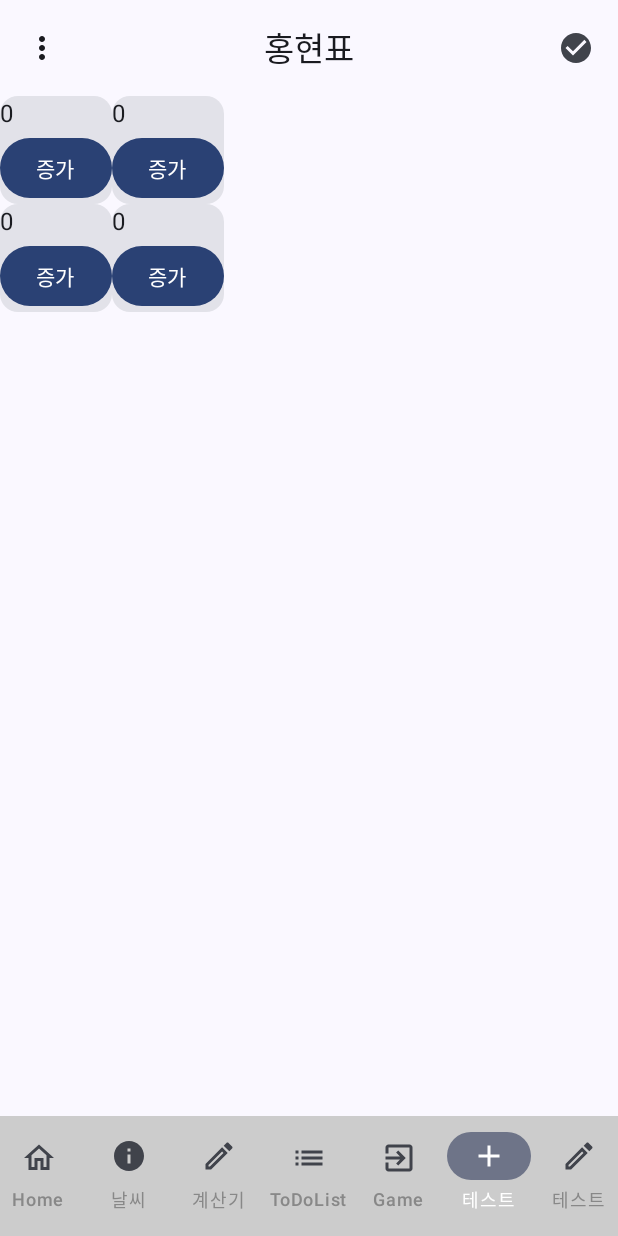
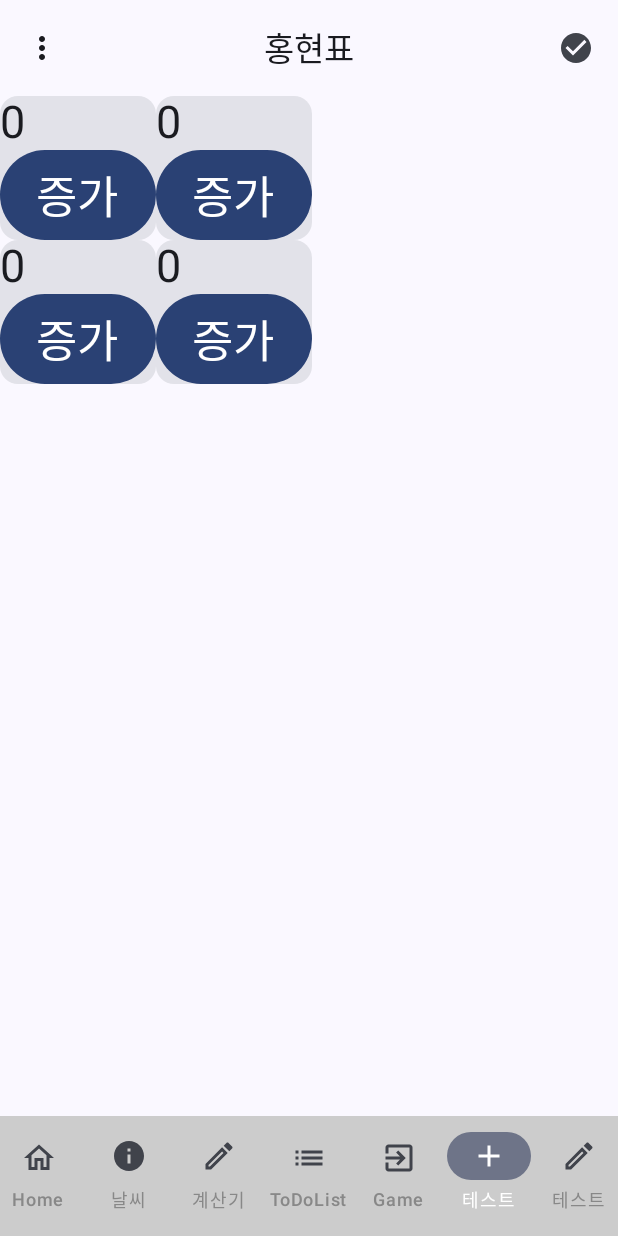
Before and after one commit to Hong-HyeonPyo/HongHP-android-test, an Android app built with Jetpack Compose: the TstScrn2 screen opened through its navigation route, on a phone screen of 412 x 824 dp. Run offline under Robolectric (Android 15) with nearby library versions, the light colour scheme and no system bars.

```diff
--- a/HongHP-jetpackcompose-test/app/src/main/java/honghp/android/compose/material3/TestHong.kt
+++ b/HongHP-jetpackcompose-test/app/src/main/java/honghp/android/compose/material3/TestHong.kt
@@ -33,11 +33,11 @@ import androidx.compose.ui.unit.sp
 fun TstScrnMinChild(idx: Int, funchn: () -> Unit) {
     Row {
         Card {
-            Text(text = "${idx}")
+            Text(text = "${idx}", fontSize = 30.sp)
             Button(onClick = {
                 funchn()
             }) {
-                Text(text = "증가")
+                Text(text = "증가", fontSize = 30.sp)
             }
         }
     }
@@ -47,11 +47,11 @@ fun TstScrnMinChild(idx: Int, funchn: () -> Unit) {
 fun TstScrnMinChild2(idx: Int, funchn: () -> Unit) {
     Row {
         Card {
-            Text(text = "${idx}")
+            Text(text = "${idx}", fontSize = 30.sp)
             Button(onClick = {
                 funchn()
             }) {
-                Text(text = "증가")
+                Text(text = "증가", fontSize = 30.sp)
             }
         }
     }
@@ -61,11 +61,11 @@ fun TstScrnMinChild2(idx: Int, funchn: () -> Unit) {
 fun TstScrnMinChild3(idx: Int, funchn: () -> Unit) {
     Row {
         Card {
-            Text(text = "${idx}")
+            Text(text = "${idx}", fontSize = 30.sp)
             Button(onClick = {
                 funchn()
             }) {
-                Text(text = "증가")
+                Text(text = "증가", fontSize = 30.sp)
             }
         }
     }
@@ -75,16 +75,15 @@ fun TstScrnMinChild3(idx: Int, funchn: () -> Unit) {
 fun TstScrnMinChild4(idx: Int, funchn: () -> Unit) {
     Row {
         Card {
-            Text(text = "${idx}")
+            Text(text = "${idx}", fontSize = 30.sp)
             Button(onClick = {
                 funchn()
             }) {
-                Text(text = "증가")
+                Text(text = "증가", fontSize = 30.sp)
             }
         }
     }
 }
-
 @Composable
 fun TstScrn2() {
     var indx by remember { mutableStateOf(0) }
@@ -92,17 +91,14 @@ fun TstScrn2() {
     fun indxPls() {
         indx++
     }
-
     var indx2 by remember { mutableStateOf(0) }
     fun indx2Pls() {
         indx2++
     }
-
     var indx3 by remember { mutableStateOf(0) }
     fun indx3Pls() {
         indx3++
     }
-
     fun indx4Pls() {
         indx4++
     }
@@ -137,7 +133,7 @@ fun TstScreanChild(funchn: (idx: Long) -> Unit) {
             )
             Button(onClick = {
                 funchn(num)
-            }, Modifier.size(200.dp, 100.dp)) {
+            }, Modifier.size(200.dp, 55.dp)) {
                 Text(text = "증가", fontSize = 27.sp)
             }
         }
--- a/HongHP-jetpackcompose-test/app/src/main/java/honghp/android/compose/material3/TheContents.kt
+++ b/HongHP-jetpackcompose-test/app/src/main/java/honghp/android/compose/material3/TheContents.kt
@@ -71,7 +71,7 @@ fun FavouriteScreen() {
     Column(
         modifier = Modifier
             .fillMaxSize()
-            .background(color = Color.Cyan)
+            .background(color = Color.White)
             .wrapContentSize(Alignment.Center)
     ) {
         var sunImg = painterResource(R.drawable.sun)
```
Also changed, not shown: HongHP-jetpackcompose-test/app/src/main/java/honghp/android/compose/material3/TheContentsrPtksrl.kt (+4 -3 lines).
